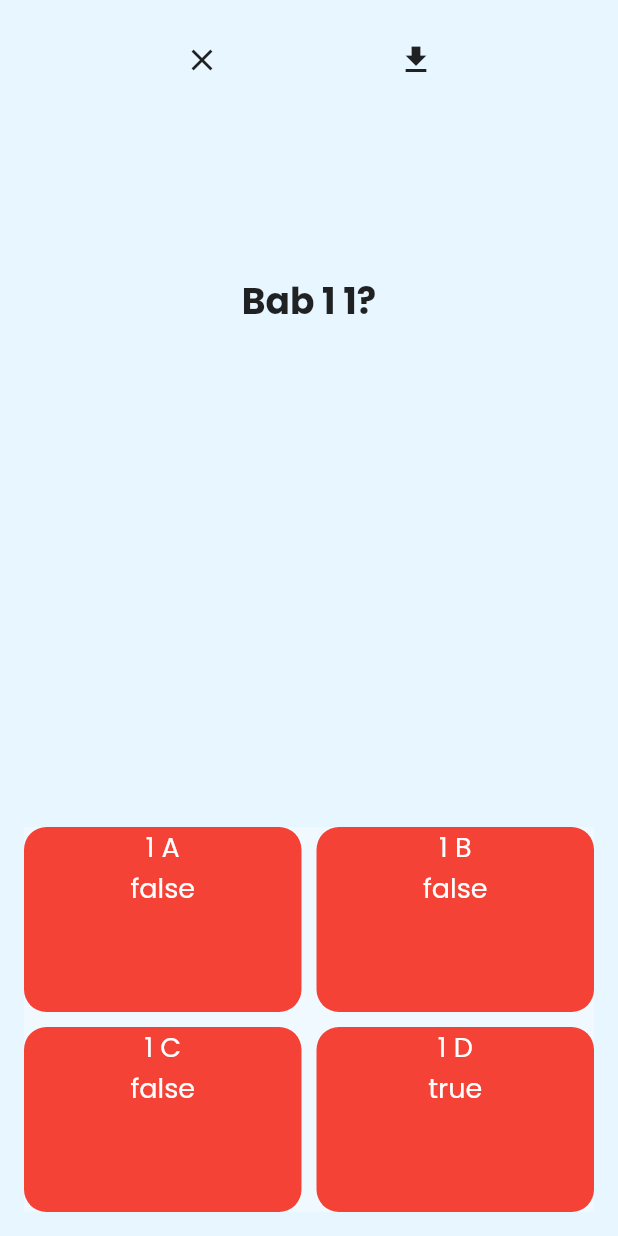
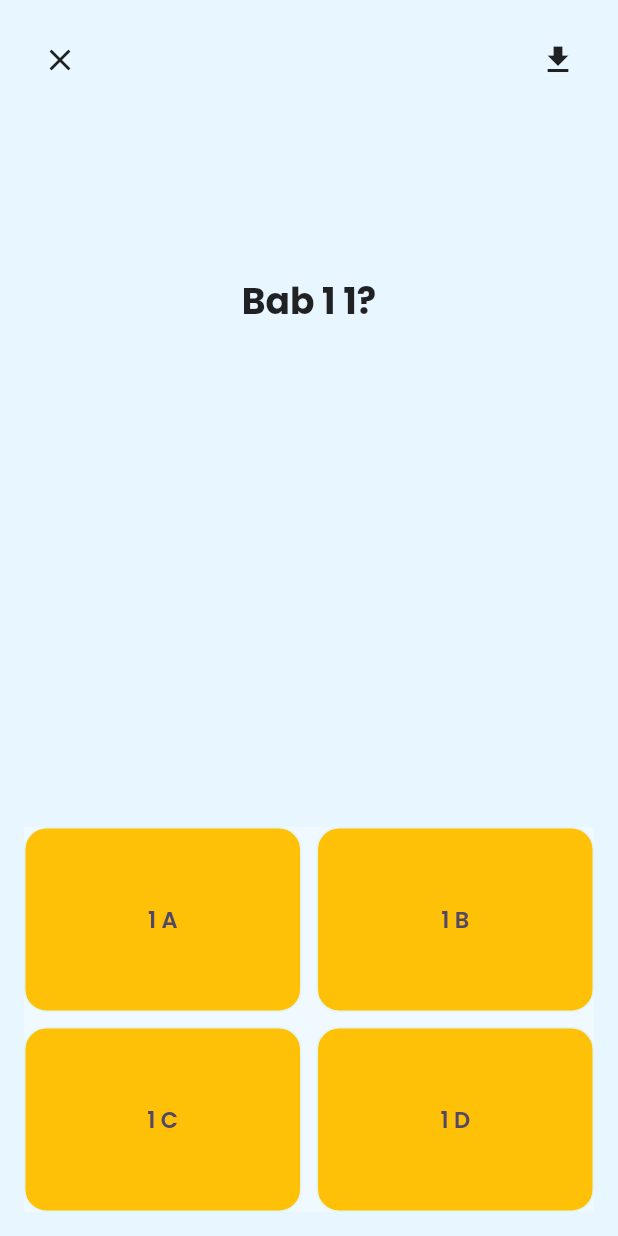
Before and after one commit to zanuar35/kolearn, a Flutter app: the QuizScreen screen opened directly, after a tap on the "download" icon, on a phone screen of 412 x 824 dp. Run offline on Flutter 3.47's test engine with Material 2 defaults, Android fonts, the phone set to English and light mode, and no system bars; our stand-ins replace audioplayers, bloc, equatable, flutter_bloc, flutter_easyloading, flutter_screenutil and 4 more; accounts and stored records are empty; network calls fail; statements that could not run were skipped.

Commit message:
add function quiz

```diff
--- a/lib/blocs/quiz/cubit/quiz_cubit.dart
+++ b/lib/blocs/quiz/cubit/quiz_cubit.dart
@@ -13,7 +13,6 @@ class QuizCubit extends Cubit<QuizState> {
     emit(QuizLoading());
     var jsonText = await rootBundle.loadString('assets/quiz.json');
     var response = json.decode(jsonText);
-    print(response[0]);
     await Future.delayed(const Duration(milliseconds: 500));
     emit(QuizLoaded(list: response));
   }
--- a/lib/core/app_text_styles.dart
+++ b/lib/core/app_text_styles.dart
@@ -84,4 +84,15 @@ class AppTextStyles {
     fontSize: 11,
     fontWeight: FontWeight.normal,
   );
+  static final TextStyle body13 = GoogleFonts.poppins(
+    color: AppColors.black,
+    fontSize: 13,
+    fontWeight: FontWeight.w500,
+    letterSpacing: 1.5,
+  );
+  static final TextStyle answerBody = GoogleFonts.poppins(
+    color: AppColors.black,
+    fontSize: 15,
+    fontWeight: FontWeight.w600,
+  );
 }
--- a/lib/screen/quiz_screen/quiz_screen.dart
+++ b/lib/screen/quiz_screen/quiz_screen.dart
@@ -3,6 +3,7 @@ import 'package:flutter_bloc/flutter_bloc.dart';
 import 'package:kolearn/blocs/quiz/cubit/quiz_cubit.dart';
 
 import 'package:kolearn/core/app_colors.dart';
+import 'package:kolearn/core/app_text_styles.dart';
 
 class QuizScreen extends StatefulWidget {
   const QuizScreen({Key? key}) : super(key: key);
@@ -11,19 +12,25 @@ class QuizScreen extends StatefulWidget {
   State<QuizScreen> createState() => _QuizScreenState();
 }
 
+int selectedIndex = 0;
+final _pageController = PageController(initialPage: 0);
+
 class _QuizScreenState extends State<QuizScreen> {
   @override
   void initState() {
     super.initState();
-    // BlocProvider.of<QuizCubit>(context).loadQuiz();
+    selectedIndex = 0;
   }
 
   @override
   Widget build(BuildContext context) {
     int _currentIndex = 0;
+
     return Scaffold(
       body: SafeArea(
         child: PageView.builder(
+            controller: _pageController,
+            physics: const NeverScrollableScrollPhysics(),
             itemCount: 4,
             itemBuilder: (context, index) {
               return Container(
@@ -40,6 +47,7 @@ class _QuizScreenState extends State<QuizScreen> {
                                 showDialogBox(context);
                               },
                               icon: const Icon(Icons.close)),
+                          Expanded(child: Container()),
                           IconButton(
                               onPressed: () {
                                 BlocProvider.of<QuizCubit>(context).loadQuiz();
@@ -52,12 +60,19 @@ class _QuizScreenState extends State<QuizScreen> {
                           BlocBuilder<QuizCubit, QuizState>(
                               builder: ((context, state) {
                             if (state is QuizLoading) {
-                              return const Expanded(
+                              return Expanded(
+                                child: Container(
+                                  height:
+                                      MediaQuery.of(context).size.height / 3,
+                                  color: Colors.transparent,
+                                  child: const Center(
                                     child: Text("Loading...",
                                         textAlign: TextAlign.center,
                                         style: TextStyle(
                                             fontSize: 24,
                                             fontWeight: FontWeight.bold)),
+                                  ),
+                                ),
                               );
                             }
                             if (state is QuizLoaded) {
@@ -103,7 +118,7 @@ class _QuizScreenState extends State<QuizScreen> {
                                 return BlocBuilder<QuizCubit, QuizState>(
                                     builder: ((context, state) {
                                   if (state is QuizLoading) {
-                                    return answerBox("loading", '');
+                                    return answerBox("loading", '', 4);
                                   }
                                   if (state is QuizLoaded) {
                                     return answerBox(
@@ -111,7 +126,7 @@ class _QuizScreenState extends State<QuizScreen> {
                                             [index]['answers'][index1]['title'],
                                         state.list[index]['questions'][index]
                                             ['answers'][index1]['isRight'],
-                                    );
+                                        index1 + 1);
                                   }
                                   return Container();
                                 }));
@@ -122,43 +137,65 @@ class _QuizScreenState extends State<QuizScreen> {
       ),
     );
   }
-}
 
-Widget answerBox(String text, isRight) {
-  return Container(
+  Widget answerBox(String text, isRight, int index) {
+    return InkWell(
+      onTap: () {
+        selectedIndex = index;
+        setState(() {});
+        Future.delayed(const Duration(seconds: 1), () {
+          _pageController.nextPage(
+              duration: const Duration(milliseconds: 2000),
+              curve: Curves.linearToEaseOut);
+          selectedIndex = 0;
+        });
+      },
+      child: Container(
         width: 100,
         height: 100,
         decoration: BoxDecoration(
-        color: Colors.red, borderRadius: BorderRadius.circular(15)),
+          border: Border.all(color: AppColors.lightGreen),
+          color: selectedIndex != 0
+              ? index == selectedIndex
+                  ? isRight == true
+                      ? Colors.green[300]
+                      : Colors.red[300]
+                  : isRight == true
+                      ? Colors.green[300]
+                      : Colors.amber
+              : Colors.amber,
+          borderRadius: BorderRadius.circular(15),
+        ),
         child: Center(
           child: Column(
+            mainAxisAlignment: MainAxisAlignment.center,
+            crossAxisAlignment: CrossAxisAlignment.center,
             children: [
               Text(
                 text,
                 textAlign: TextAlign.center,
-            style: TextStyle(color: AppColors.white, fontSize: 18),
-          ),
-          Text(
-            isRight == null ? 'false' : 'true',
-            textAlign: TextAlign.center,
-            style: TextStyle(color: AppColors.white, fontSize: 18),
+                style: text == "loading"
+                    ? AppTextStyles.body13
+                    : AppTextStyles.answerBody,
               ),
             ],
           ),
         ),
+      ),
     );
+  }
 }
 
 Future<dynamic> showDialogBox(BuildContext context) {
   return showDialog(
     context: context,
     builder: (BuildContext context) => AlertDialog(
-      title: const Text('AlertDialog Title'),
-      content: const Text('AlertDialog description'),
+      title: const Text('Yakin ingin keluar?'),
+      content: const Text('Progress quiz tidak akan disimpan'),
       actions: <Widget>[
         TextButton(
-          onPressed: () => Navigator.pop(context, 'Cancel'),
-          child: const Text('Cancel'),
+          onPressed: () => Navigator.pop(context, 'Batal'),
+          child: const Text('Batal'),
         ),
         TextButton(
           onPressed: () async {
```
Lines whose indentation alone changed are shown as unchanged.
